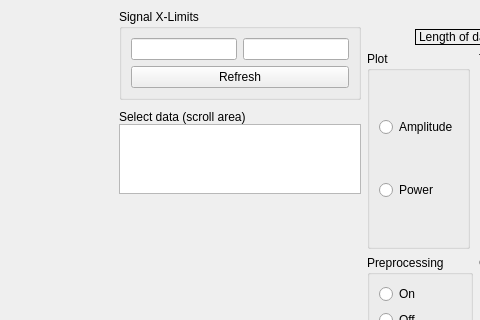
luphysics/PyMODA, file res/layout/window_ridge_extraction.ui: the form before one commit; both pictures show x 752 to 1232 and y 0 to 320 of the 1496 by 766 pixel window.
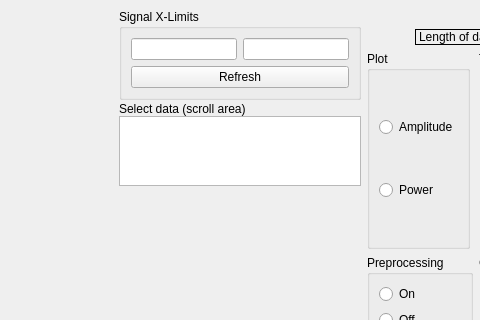
The form after the commit. Custom widgets are drawn as their Qt base class.

```diff
--- a/res/layout/window_ridge_extraction.ui
+++ b/res/layout/window_ridge_extraction.ui
@@ -23,7 +23,7 @@
          <number>10</number>
         </property>
         <item>
-         <layout class="QGridLayout" name="gridLayout" rowstretch="3,7" columnstretch="7,2">
+         <layout class="QGridLayout" name="gridLayout" rowstretch="4,10" columnstretch="7,2">
           <property name="verticalSpacing">
            <number>0</number>
           </property>
```
